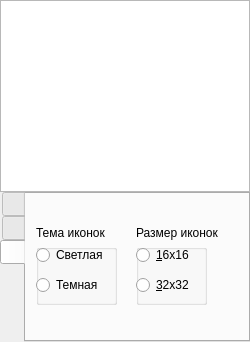
This is src/krudio.ui in alexyalinc/krudio as Qt 5 draws it before an edit. The edited form follows.
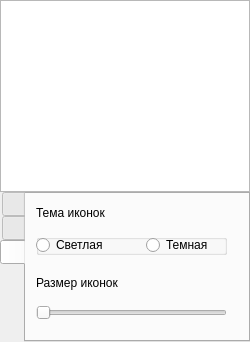
This is the edited form. The open tabs and pages were chosen to show the change. Icons and pictures are not drawn.

Commit message: Add slider change size icon

Diff of the .ui file:
```diff
--- a/src/krudio.ui
+++ b/src/krudio.ui
@@ -328,7 +328,7 @@
       <property name="geometry">
        <rect>
         <x>10</x>
-        <y>30</y>
+        <y>10</y>
         <width>81</width>
         <height>17</height>
        </rect>
@@ -340,8 +340,8 @@
      <widget class="QLabel" name="label_4">
       <property name="geometry">
        <rect>
-        <x>110</x>
-        <y>30</y>
+        <x>10</x>
+        <y>80</y>
         <width>91</width>
         <height>17</height>
        </rect>
@@ -350,58 +350,13 @@
        <string>Размер иконок</string>
       </property>
      </widget>
-     <widget class="QGroupBox" name="groupBox">
-      <property name="geometry">
-       <rect>
-        <x>110</x>
-        <y>50</y>
-        <width>71</width>
-        <height>61</height>
-       </rect>
-      </property>
-      <property name="title">
-       <string/>
-      </property>
-      <widget class="QRadioButton" name="radioButton_4">
-       <property name="geometry">
-        <rect>
-         <x>0</x>
-         <y>30</y>
-         <width>71</width>
-         <height>22</height>
-        </rect>
-       </property>
-       <property name="text">
-        <string>&amp;32x32</string>
-       </property>
-       <property name="checked">
-        <bool>false</bool>
-       </property>
-       <property name="autoExclusive">
-        <bool>true</bool>
-       </property>
-      </widget>
-      <widget class="QRadioButton" name="radioButton_3">
-       <property name="geometry">
-        <rect>
-         <x>0</x>
-         <y>0</y>
-         <width>71</width>
-         <height>22</height>
-        </rect>
-       </property>
-       <property name="text">
-        <string>&amp;16x16</string>
-       </property>
-      </widget>
-     </widget>
      <widget class="QGroupBox" name="groupBox_2">
       <property name="geometry">
        <rect>
         <x>10</x>
-        <y>50</y>
-        <width>81</width>
-        <height>61</height>
+        <y>40</y>
+        <width>191</width>
+        <height>21</height>
        </rect>
       </property>
       <property name="title">
@@ -423,8 +378,8 @@
       <widget class="QRadioButton" name="radioButton_2">
        <property name="geometry">
         <rect>
-         <x>0</x>
-         <y>30</y>
+         <x>110</x>
+         <y>0</y>
          <width>81</width>
          <height>22</height>
         </rect>
@@ -440,6 +395,19 @@
        </property>
       </widget>
      </widget>
+     <widget class="QSlider" name="horizontalSlider">
+      <property name="geometry">
+       <rect>
+        <x>10</x>
+        <y>110</y>
+        <width>191</width>
+        <height>17</height>
+       </rect>
+      </property>
+      <property name="orientation">
+       <enum>Qt::Horizontal</enum>
+      </property>
+     </widget>
     </widget>
    </widget>
   </widget>
```
Left out of the diff: 2 changed lines with no effect on the pictures. The commit also changes 2 other files.
